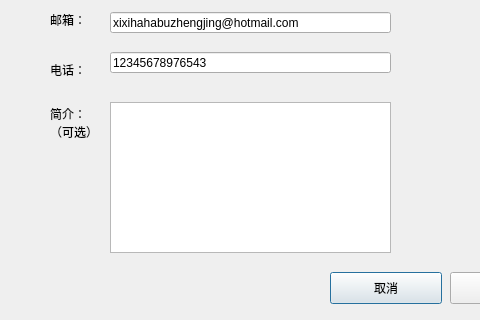
Old version of the form src/login/signup.ui in the repository imteam2019/imclient; both pictures show x 0 to 480 and y 128 to 448 of the 583 by 448 pixel window.
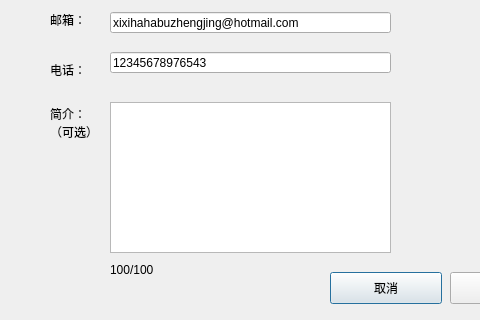
New version of the form.

Commit message: 1. Added OpenSSL LIB (Ver 1.1.1), and \n 2.Added public member function getMD5 in Class Encrypt.

```diff
--- a/src/login/signup.ui
+++ b/src/login/signup.ui
@@ -214,6 +214,19 @@
     <string>注册</string>
    </property>
   </widget>
+  <widget class="QLabel" name="lbDescLength">
+   <property name="geometry">
+    <rect>
+     <x>110</x>
+     <y>390</y>
+     <width>101</width>
+     <height>16</height>
+    </rect>
+   </property>
+   <property name="text">
+    <string>100/100</string>
+   </property>
+  </widget>
  </widget>
  <resources/>
  <connections/>
```
The commit also changes 10 other files.
